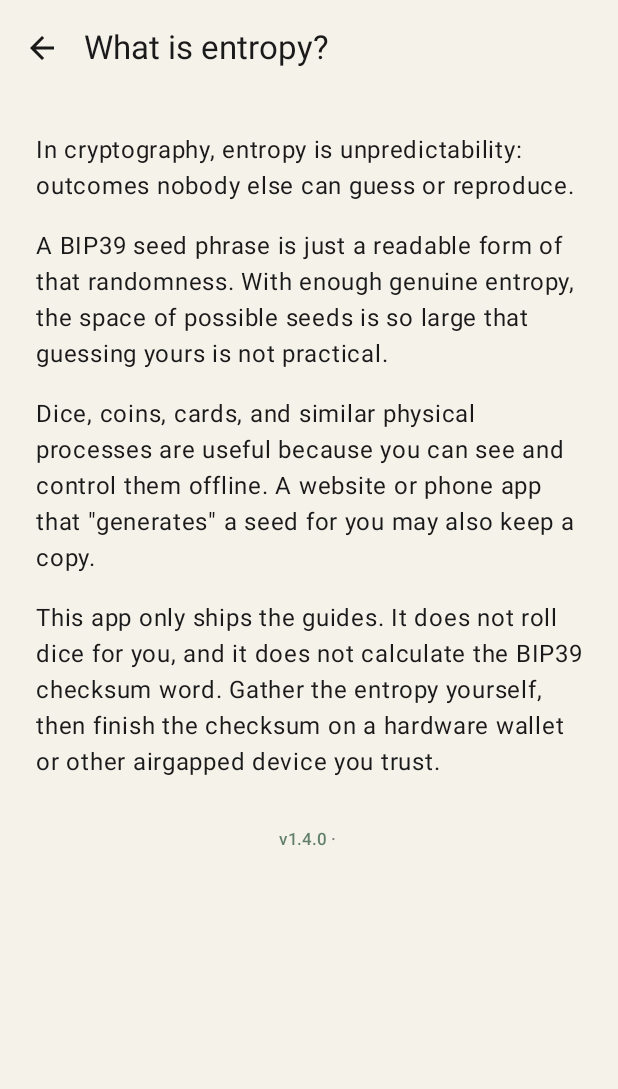
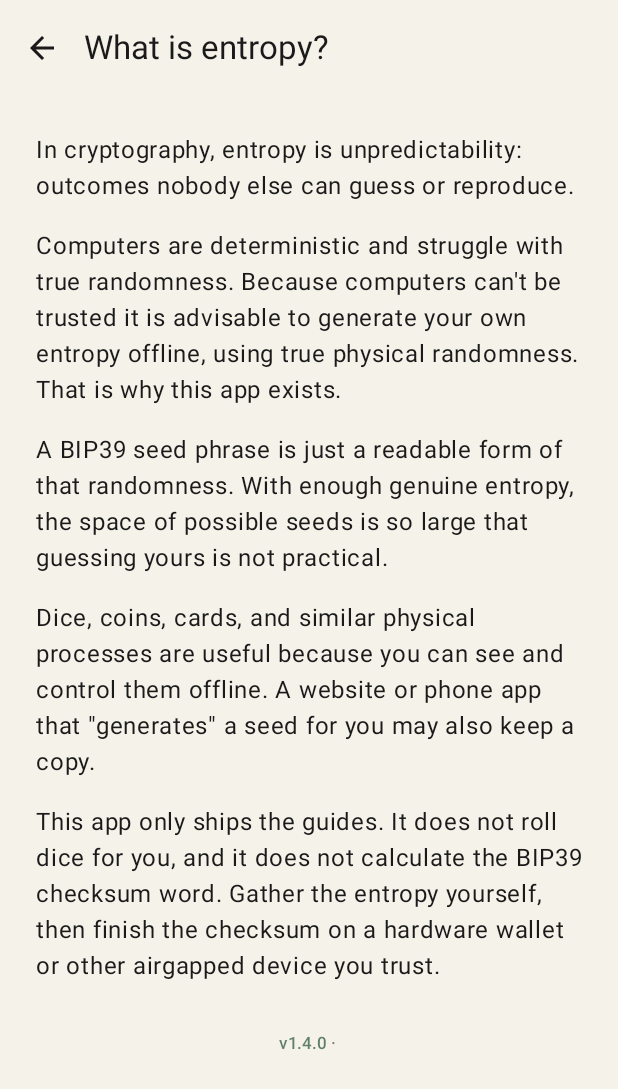
Before and after one commit to dergigi/offline-entropy-manual, an Android app built with Jetpack Compose: the screen it shows after launch (MainActivity), after a tap on "Learn more", on a phone screen of 412 x 824 dp. Shown: the top 1089 px of the screen. Run offline under Robolectric (Android 15) with nearby library versions, the light colour scheme and no system bars.

Commit message:
fix: move computer-trust entropy copy to Learn more
Keep the home blurb to one sentence; expand on the detail screen.

```diff
--- a/app/src/main/java/org/dergigi/offlineentropymanual/ui/HomeScreen.kt
+++ b/app/src/main/java/org/dergigi/offlineentropymanual/ui/HomeScreen.kt
@@ -82,15 +82,6 @@ fun HomeScreen(
                         modifier = Modifier.padding(top = 8.dp),
                     )
                     Text(
-                        text = "Computers are deterministic and struggle with " +
-                            "true randomness. Because computers can't be trusted it is " +
-                            "advisable to generate your own entropy offline, using true " +
-                            "physical randomness. That is why this app exists.",
-                        style = MaterialTheme.typography.bodyLarge,
-                        color = MaterialTheme.colorScheme.onSurface.copy(alpha = 0.8f),
-                        modifier = Modifier.padding(top = 8.dp),
-                    )
-                    Text(
                         text = "Learn more",
                         style = MaterialTheme.typography.bodyMedium,
                         color = MaterialTheme.colorScheme.primary,
--- a/app/src/main/java/org/dergigi/offlineentropymanual/ui/WhatIsEntropyScreen.kt
+++ b/app/src/main/java/org/dergigi/offlineentropymanual/ui/WhatIsEntropyScreen.kt
@@ -51,6 +51,14 @@ fun WhatIsEntropyScreen(
                 style = MaterialTheme.typography.bodyLarge,
             )
             Text(
+                text = "Computers are deterministic and struggle with true randomness. " +
+                    "Because computers can't be trusted it is advisable to generate your " +
+                    "own entropy offline, using true physical randomness. That is why " +
+                    "this app exists.",
+                style = MaterialTheme.typography.bodyLarge,
+                modifier = Modifier.padding(top = 16.dp),
+            )
+            Text(
                 text = "A BIP39 seed phrase is just a readable form of that randomness. " +
                     "With enough genuine entropy, the space of possible seeds is so large " +
                     "that guessing yours is not practical.",
```
